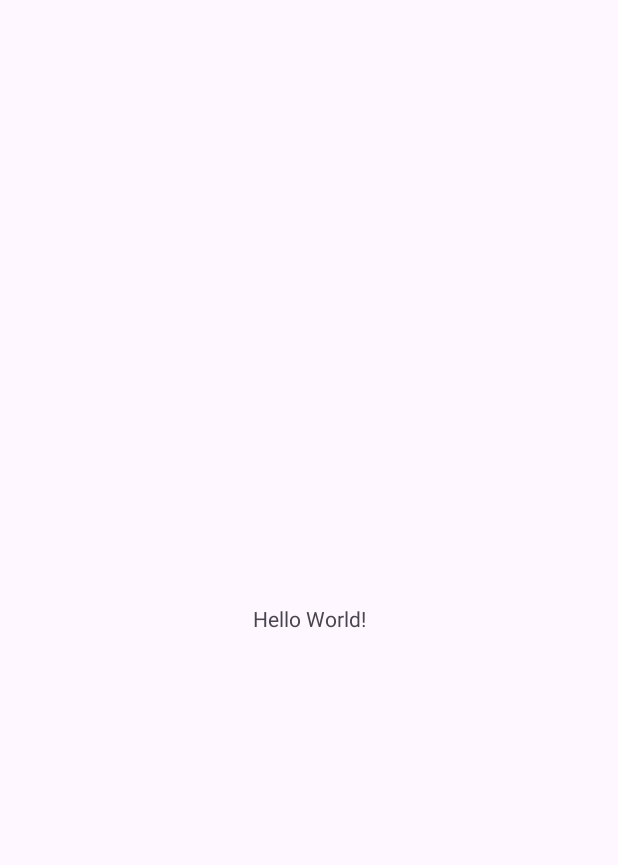
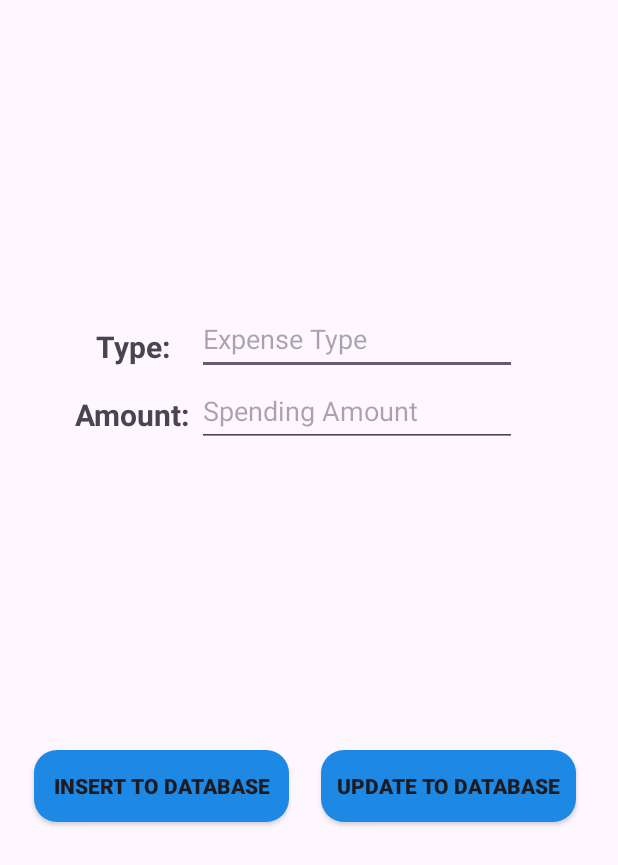
Before and after one commit to ChiragNikam/DatabaseApplication_for_Android, an Android app: the screen it shows after launch (MainActivity), on a phone screen of 412 x 824 dp. Before the commit the part shown is almost empty. Shown: the top 865 px of the screen. Run offline under Robolectric (Android 15) with nearby library versions, the phone set to English and light mode, and no system bars.

Commit message:
Style (#5)
* feature - added create, insert and update operations using SQLite database (#1)

* feature - added database operations i.e. create table, insert into table and update table operations.

* layout - added text_box, text_views and buttons under layouts, for insertion of data into table.

* style - added edit_texts, text_views under linear layout and buttons.

* feature - added database operations i.e. create table, insert into table and update table operations. (#2)

* feature - added database operations i.e. create table, insert into table and update table operations. (#4)

```diff
--- /dev/null
+++ b/app/src/main/res/drawable/blue_button.xml
@@ -0,0 +1,5 @@
+<?xml version="1.0" encoding="utf-8"?>
+<shape xmlns:android="http://schemas.android.com/apk/res/android" android:shape="rectangle">
+    <solid android:color="@color/blue"/>
+    <corners android:radius="15dp"/>
+</shape>
--- a/app/src/main/res/layout/activity_main.xml
+++ b/app/src/main/res/layout/activity_main.xml
@@ -6,13 +6,90 @@
     android:layout_height="match_parent"
     tools:context=".MainActivity">
 
-    <TextView
-        android:layout_width="wrap_content"
+    <LinearLayout
+        android:layout_width="match_parent"
         android:layout_height="wrap_content"
-        android:text="Hello World!"
+        android:orientation="horizontal"
+        android:paddingLeft="50dp"
+        app:layout_constraintBottom_toTopOf="@+id/btn_insert_to_database"
+        app:layout_constraintEnd_toEndOf="parent"
+        app:layout_constraintStart_toStartOf="parent"
+        app:layout_constraintTop_toTopOf="parent">
+
+        <LinearLayout
+            android:layout_width="wrap_content"
+            android:layout_height="match_parent"
+            android:orientation="vertical">
+
+            <TextView
+                android:layout_width="match_parent"
+                android:layout_height="30dp"
+                android:textAlignment="center"
+                android:layout_marginTop="15dp"
+                android:text="Type: "
+                android:textSize="20sp"
+                android:textStyle="bold" />
+
+            <TextView
+                android:id="@+id/txtAmount"
+                android:layout_width="match_parent"
+                android:layout_height="wrap_content"
+                android:layout_marginTop="15dp"
+                android:text="Amount: "
+                android:textSize="20sp"
+                android:textStyle="bold" />
+        </LinearLayout>
+        <LinearLayout
+            android:layout_width="wrap_content"
+            android:layout_height="match_parent"
+            android:orientation="vertical">
+
+            <EditText
+                android:id="@+id/editTextExp_Type"
+                android:layout_width="match_parent"
+                android:layout_height="48dp"
+                android:ems="10"
+                android:inputType="text"
+                android:autofillHints="Grocery and Home"
+                android:hint="Expense Type"
+                />
+            <EditText
+                android:id="@+id/editTextExp_Amount"
+                android:layout_width="match_parent"
+                android:layout_height="48dp"
+                android:ems="10"
+                android:inputType="text"
+                android:autofillHints="500"
+                android:hint="Spending Amount"
+                />
+        </LinearLayout>
+    </LinearLayout>
+    <androidx.appcompat.widget.AppCompatButton
+        android:id="@+id/btn_insert_to_database"
+        android:layout_width="170dp"
+        android:layout_height="wrap_content"
+        android:background="@drawable/blue_button"
+        android:text="Insert to Database"
+        android:textStyle="bold"
+        app:layout_constraintBaseline_toBaselineOf="@+id/btn_update_to_database"
+        app:layout_constraintEnd_toStartOf="@+id/btn_update_to_database"
+        app:layout_constraintHorizontal_bias="0.517"
+        app:layout_constraintStart_toStartOf="parent">
+
+    </androidx.appcompat.widget.AppCompatButton>
+
+    <androidx.appcompat.widget.AppCompatButton
+        android:id="@+id/btn_update_to_database"
+        android:layout_width="170dp"
+        android:layout_height="wrap_content"
+        android:layout_marginEnd="28dp"
+        android:background="@drawable/blue_button"
+        android:text="Update to Database"
+        android:textStyle="bold"
         app:layout_constraintBottom_toBottomOf="parent"
         app:layout_constraintEnd_toEndOf="parent"
-        app:layout_constraintStart_toStartOf="parent"
-        app:layout_constraintTop_toTopOf="parent" />
+        app:layout_constraintTop_toTopOf="parent"
+        app:layout_constraintVertical_bias="0.644" />
+
 
 </androidx.constraintlayout.widget.ConstraintLayout>
--- a/app/src/main/res/values/colors.xml
+++ b/app/src/main/res/values/colors.xml
@@ -2,4 +2,5 @@
 <resources>
     <color name="black">#FF000000</color>
     <color name="white">#FFFFFFFF</color>
+    <color name="blue">#1E88E5</color>
 </resources>
```
